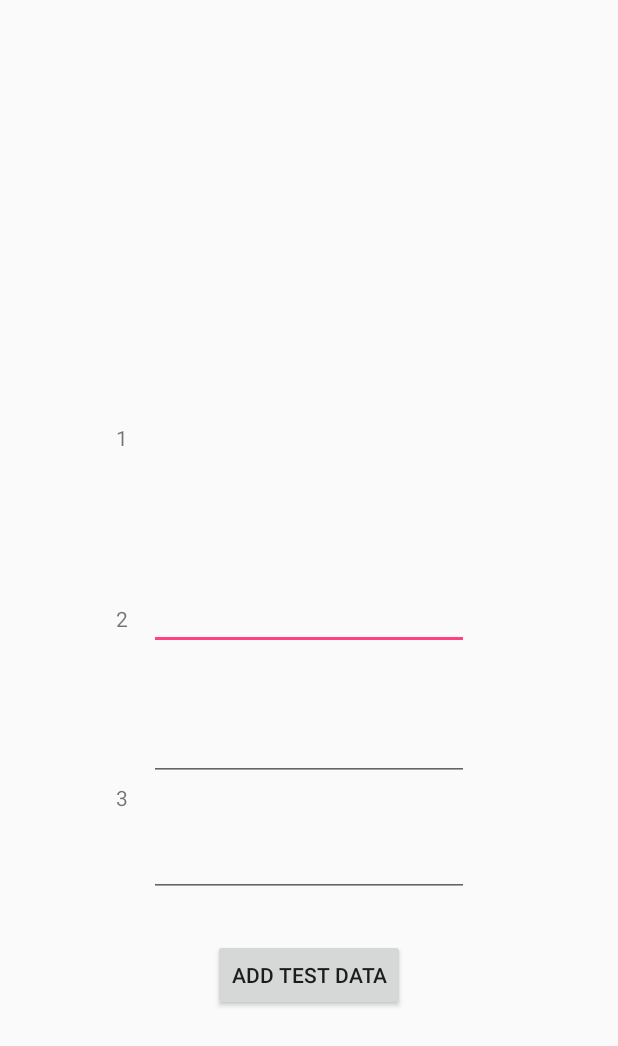
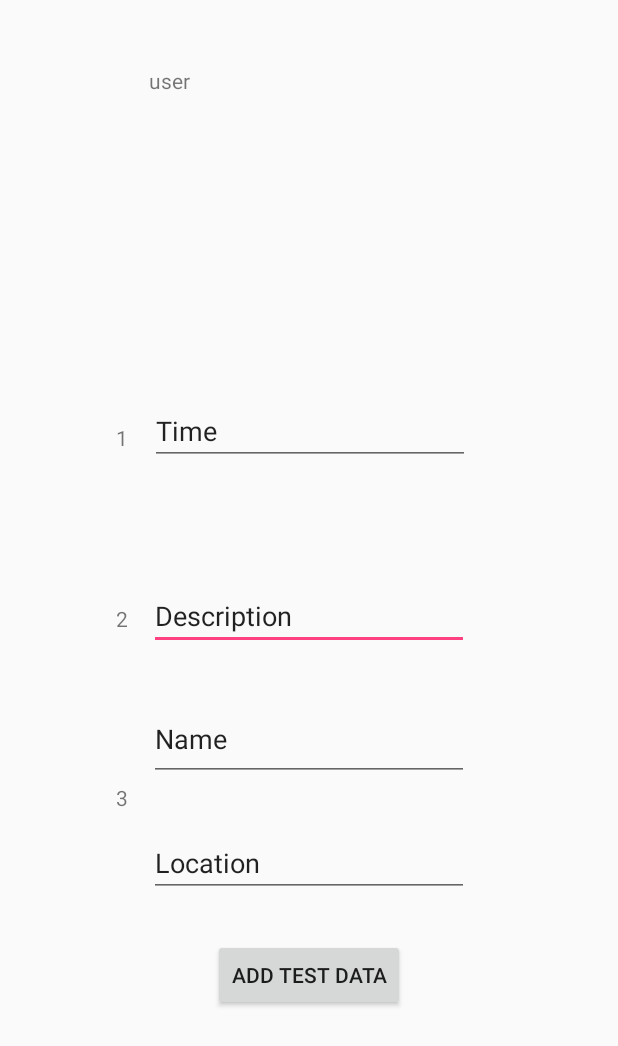
Before and after one commit to Karanveer-1/Fit-Meet, an Android app: the TestActivity screen opened directly, with no data from a screen before it, after a tap on "ADD TEST DATA", on a phone screen of 412 x 824 dp. Shown: the top 1046 px of the screen. Run offline under Robolectric (Android 15) with nearby library versions, the phone set to English and light mode, and no system bars; our stand-ins replace Firebase (no records; nobody signed in at launch, a user with empty details on screens opened directly).

Commit message:
event Creation by testActivity and filter list of events by usertoken is done

```diff
--- a/app/src/main/java/ca/bcit/fitmeet/Event.java
+++ b/app/src/main/java/ca/bcit/fitmeet/Event.java
@@ -33,9 +33,9 @@ public class Event implements Serializable {
     @Exclude
     public Map<String, Object> toMap() {
         HashMap<String, Object> result = new HashMap<>();
+        result.put("hostToken", hostToken);
         result.put("eventId", eventId);
         result.put("eventName", eventName);
-        result.put("hostToken", hostToken);
         result.put("time", time);
         result.put("location", location);
         result.put("description", description);
--- a/app/src/main/java/ca/bcit/fitmeet/Test2Activity.java
+++ b/app/src/main/java/ca/bcit/fitmeet/Test2Activity.java
@@ -6,6 +6,8 @@ import android.util.Log;
 import android.widget.ArrayAdapter;
 import android.widget.ListView;
 
+import com.google.firebase.auth.FirebaseAuth;
+import com.google.firebase.auth.FirebaseUser;
 import com.google.firebase.database.ChildEventListener;
 import com.google.firebase.database.DataSnapshot;
 import com.google.firebase.database.DatabaseError;
@@ -20,16 +22,22 @@ public class Test2Activity extends AppCompatActivity {
     ListView listview;
     DatabaseReference dref;
     ArrayAdapter<String> adapter;
+    private FirebaseAuth mAuth;
+    private String userToken;
     @Override
     protected void onCreate(Bundle savedInstanceState) {
         super.onCreate(savedInstanceState);
         setContentView(R.layout.activity_test2);
-        dref = FirebaseDatabase.getInstance().getReference("testData");
+        dref = FirebaseDatabase.getInstance().getReference("events");
         testDataArray = new ArrayList<>();
         testDataArray = retrieve();
         listview=(ListView)findViewById(R.id.list_test_data);
         adapter = new ArrayAdapter<String>(this,android.R.layout.simple_list_item_1,testDataArray);
         listview.setAdapter(adapter);
+
+        mAuth = FirebaseAuth.getInstance();
+        FirebaseUser currentUser = mAuth.getCurrentUser();
+        userToken = currentUser.getUid();
     }
 
     //READ
@@ -68,6 +76,12 @@ public class Test2Activity extends AppCompatActivity {
 
     private void fetchData(DataSnapshot dataSnapshot)
     {
+
+        //USE THIS IF YOU WANT TO ISOLATE CURRENT USER CREATED EVENTS
+        String hostToken = dataSnapshot.child("hostToken").getValue(String.class);
+        if(hostToken.equals(userToken)){
+
+
             String name = "";
             for (DataSnapshot ds : dataSnapshot.getChildren())
             {
@@ -76,6 +90,7 @@ public class Test2Activity extends AppCompatActivity {
                 name = name +   component + " " ;
             }
             testDataArray.add(name);
+        }
 
     }
 }
--- a/app/src/main/java/ca/bcit/fitmeet/TestActivity.java
+++ b/app/src/main/java/ca/bcit/fitmeet/TestActivity.java
@@ -2,9 +2,9 @@ package ca.bcit.fitmeet;
 
 import android.support.v7.app.AppCompatActivity;
 import android.os.Bundle;
-import android.util.Log;
 import android.view.View;
 import android.widget.EditText;
+import android.widget.TextView;
 
 import com.google.firebase.auth.FirebaseAuth;
 import com.google.firebase.auth.FirebaseUser;
@@ -23,6 +23,10 @@ public class TestActivity extends AppCompatActivity {
         super.onCreate(savedInstanceState);
         setContentView(R.layout.activity_test);
         mAuth = FirebaseAuth.getInstance();
+        FirebaseUser currentUser = mAuth.getCurrentUser();
+        userToken = currentUser.getUid();
+        TextView tokenView = findViewById(R.id.event_host_token);
+        tokenView.setText(userToken);
 
     }
 
@@ -30,32 +34,36 @@ public class TestActivity extends AppCompatActivity {
     public void testAddData(View v){
 
 
-        EditText one =  findViewById(R.id.test_editText_1);
-        EditText two =  findViewById(R.id.test_editText_2);
-        EditText three =  findViewById(R.id.test_editText_3);
+        EditText description =  findViewById(R.id.event_description);
+        EditText name =  findViewById(R.id.event_name);
+        EditText location =  findViewById(R.id.event_location);
+        EditText time =  findViewById(R.id.event_time);
 
-        String oneString = one.getText().toString();
-        String twoString = two.getText().toString();
-        String threeString = three.getText().toString();
+        String descriptionString = description.getText().toString();
+        String nameString = name.getText().toString();
+        String locationString = location.getText().toString();
+        String timeString = location.getText().toString();
+        addTestData(descriptionString, nameString, locationString, timeString);
 
-        addTestData(oneString, twoString, threeString);
 
     }
 
 
-    public void addTestData(String one, String two, String three){
+    public void addTestData(String description, String name, String location, String time){
         FirebaseUser currentUser = mAuth.getCurrentUser();
         userToken = currentUser.getUid();
         FirebaseDatabase database = FirebaseDatabase.getInstance();
-        DatabaseReference myRef = database.getReference("testData");
+        DatabaseReference myRef = database.getReference("events");
         //This line is to allow duplicate data, by creating data under a new leaf node every time
         DatabaseReference pushedPostRef = myRef.push();
         String dataEntryID = pushedPostRef.getKey();
+
+
+        //Create event
+        Event event = new Event(dataEntryID, name, userToken, time, location, description);
         //Firebase takes a map to insert dat into its leaf nodes
-        HashMap<String, Object> testDataMap = new HashMap<>();
-        testDataMap.put("1", one);
-        testDataMap.put("2", two);
-        testDataMap.put("3", three);
+        Map<String, Object> testDataMap = event.toMap();
+
         //Puts map data into child of testData
         myRef.child(dataEntryID).setValue(testDataMap);
 
--- a/app/src/main/res/layout/activity_test.xml
+++ b/app/src/main/res/layout/activity_test.xml
@@ -7,7 +7,7 @@
     tools:context=".TestActivity">
 
     <EditText
-        android:id="@+id/test_editText_1"
+        android:id="@+id/event_description"
         android:layout_width="wrap_content"
         android:layout_height="wrap_content"
         android:layout_marginStart="8dp"
@@ -15,12 +15,13 @@
         android:layout_marginBottom="32dp"
         android:ems="10"
         android:inputType="textPersonName"
-        app:layout_constraintBottom_toTopOf="@+id/test_editText_2"
+        android:text="Description"
+        app:layout_constraintBottom_toTopOf="@+id/event_name"
         app:layout_constraintEnd_toEndOf="parent"
         app:layout_constraintStart_toStartOf="parent" />
 
     <EditText
-        android:id="@+id/test_editText_2"
+        android:id="@+id/event_name"
         android:layout_width="wrap_content"
         android:layout_height="55dp"
         android:layout_marginStart="8dp"
@@ -28,12 +29,13 @@
         android:layout_marginBottom="32dp"
         android:ems="10"
         android:inputType="textPersonName"
-        app:layout_constraintBottom_toTopOf="@+id/test_editText_3"
+        android:text="Name"
+        app:layout_constraintBottom_toTopOf="@+id/event_location"
         app:layout_constraintEnd_toEndOf="parent"
         app:layout_constraintStart_toStartOf="parent" />
 
     <EditText
-        android:id="@+id/test_editText_3"
+        android:id="@+id/event_location"
         android:layout_width="wrap_content"
         android:layout_height="wrap_content"
         android:layout_marginStart="8dp"
@@ -41,6 +43,7 @@
         android:layout_marginBottom="28dp"
         android:ems="10"
         android:inputType="textPersonName"
+        android:text="Location"
         app:layout_constraintBottom_toTopOf="@+id/add_test_data"
         app:layout_constraintEnd_toEndOf="parent"
         app:layout_constraintStart_toStartOf="parent" />
@@ -71,7 +74,7 @@
         android:layout_marginBottom="8dp"
         android:text="1"
         app:layout_constraintBottom_toBottomOf="parent"
-        app:layout_constraintEnd_toStartOf="@+id/test_editText_1"
+        app:layout_constraintEnd_toStartOf="@+id/event_description"
         app:layout_constraintHorizontal_bias="0.918"
         app:layout_constraintStart_toStartOf="parent"
         app:layout_constraintTop_toTopOf="parent"
@@ -87,7 +90,7 @@
         android:layout_marginBottom="8dp"
         android:text="2"
         app:layout_constraintBottom_toBottomOf="parent"
-        app:layout_constraintEnd_toStartOf="@+id/test_editText_1"
+        app:layout_constraintEnd_toStartOf="@+id/event_description"
         app:layout_constraintHorizontal_bias="0.918"
         app:layout_constraintStart_toStartOf="parent"
         app:layout_constraintTop_toTopOf="parent" />
@@ -102,9 +105,42 @@
         android:layout_marginBottom="8dp"
         android:text="3"
         app:layout_constraintBottom_toBottomOf="parent"
-        app:layout_constraintEnd_toStartOf="@+id/test_editText_1"
+        app:layout_constraintEnd_toStartOf="@+id/event_description"
         app:layout_constraintHorizontal_bias="0.918"
         app:layout_constraintStart_toStartOf="parent"
         app:layout_constraintTop_toTopOf="parent"
         app:layout_constraintVertical_bias="0.652" />
+
+    <EditText
+        android:id="@+id/event_time"
+        android:layout_width="wrap_content"
+        android:layout_height="wrap_content"
+        android:layout_marginStart="8dp"
+        android:layout_marginTop="8dp"
+        android:layout_marginEnd="8dp"
+        android:layout_marginBottom="8dp"
+        android:ems="10"
+        android:inputType="textPersonName"
+        android:text="Time"
+        app:layout_constraintBottom_toTopOf="@+id/event_description"
+        app:layout_constraintEnd_toEndOf="parent"
+        app:layout_constraintHorizontal_bias="0.503"
+        app:layout_constraintStart_toStartOf="parent"
+        app:layout_constraintTop_toTopOf="parent"
+        app:layout_constraintVertical_bias="0.786" />
+
+    <TextView
+        android:id="@+id/event_host_token"
+        android:layout_width="214dp"
+        android:layout_height="42dp"
+        android:layout_marginStart="8dp"
+        android:layout_marginTop="8dp"
+        android:layout_marginEnd="8dp"
+        android:layout_marginBottom="8dp"
+        android:text="Host Token"
+        app:layout_constraintBottom_toBottomOf="parent"
+        app:layout_constraintEnd_toEndOf="parent"
+        app:layout_constraintStart_toStartOf="parent"
+        app:layout_constraintTop_toTopOf="parent"
+        app:layout_constraintVertical_bias="0.047" />
 </android.support.constraint.ConstraintLayout>
```
Lines whose indentation alone changed are shown as unchanged.
